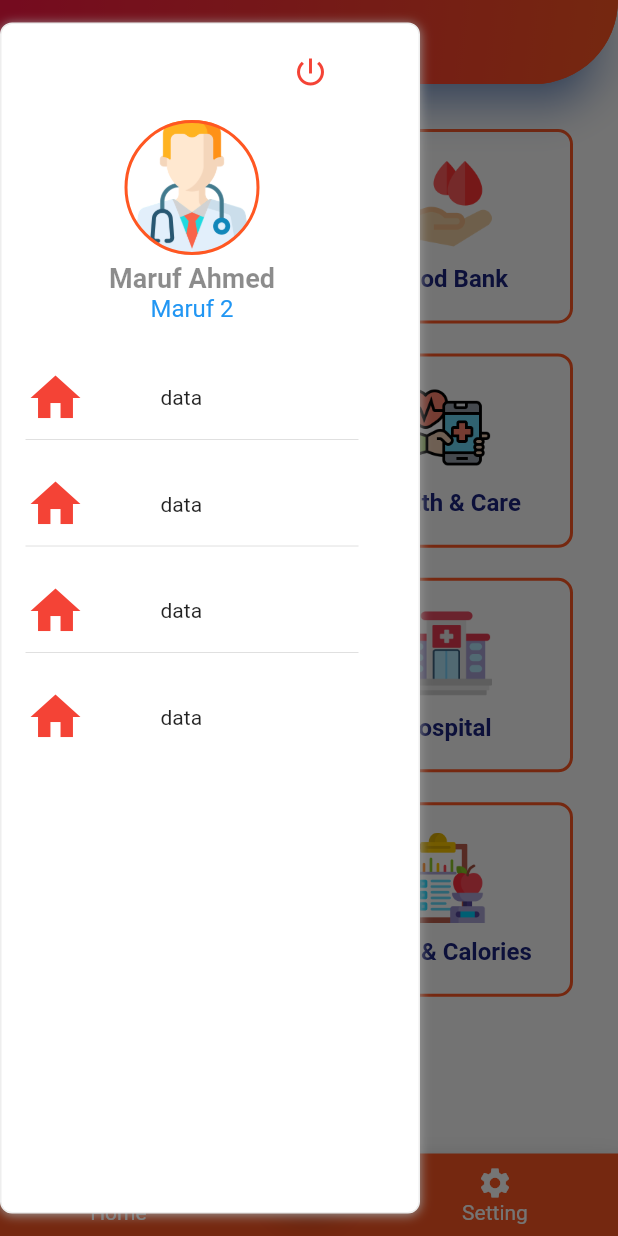
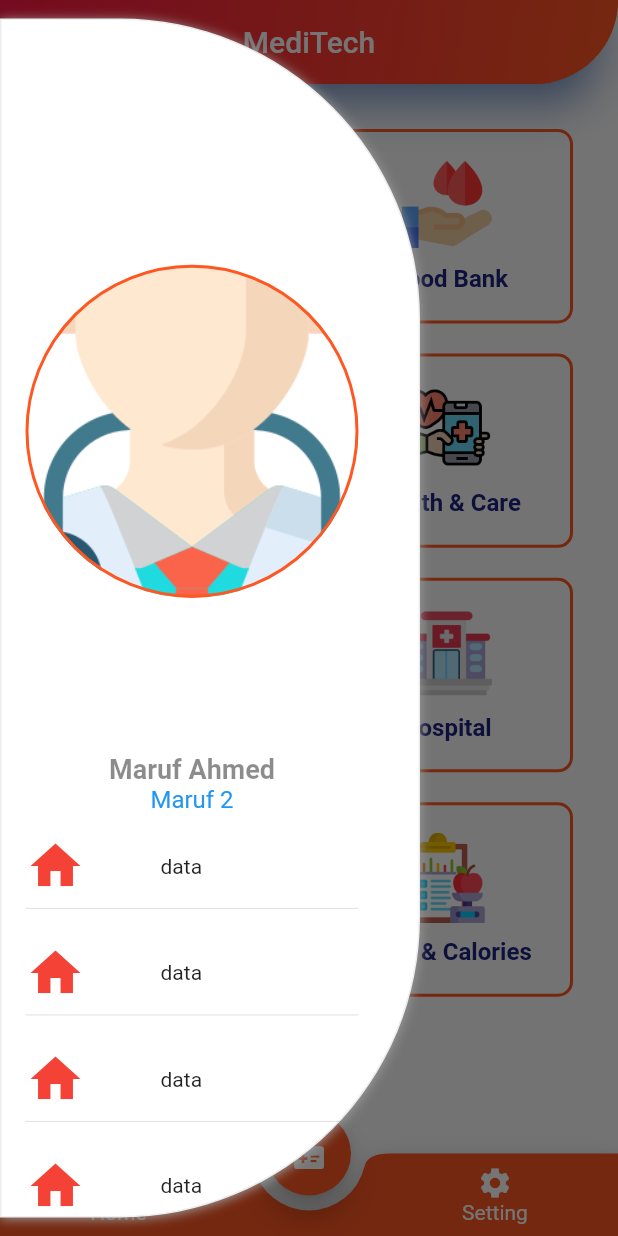
Before and after one commit to marufahmedofficial/MediTech_project_UITS, a Flutter app: the screen it shows after launch, with the side drawer open, on a phone screen of 412 x 824 dp. Run offline on Flutter 3.47's test engine with Material 2 defaults, Android fonts, the phone set to English and light mode, and no system bars.

Commit message:
drawer change

```diff
--- a/lib/pages/homepage.dart
+++ b/lib/pages/homepage.dart
@@ -70,6 +70,7 @@ class _HomePageState extends State<HomePage> {
       ),
       drawer: (
           Container(
+
             clipBehavior: Clip.antiAliasWithSaveLayer,
         padding: const EdgeInsets.only(left: 16.0, right: 40),
         decoration: BoxDecoration(
@@ -78,6 +79,7 @@ class _HomePageState extends State<HomePage> {
             color: Colors.grey.shade200,
             width: 1,
           ),
+
           boxShadow: const [
             BoxShadow(
               color: Colors.grey,
@@ -85,7 +87,10 @@ class _HomePageState extends State<HomePage> {
               blurRadius: 6.0,
             ),
           ],
-          borderRadius: BorderRadius.circular(8),
+          borderRadius: BorderRadius.only(
+            topRight: Radius.circular(200),
+            bottomRight: Radius.circular(200),
+          ),
         ),
         width: 280,
         child: SafeArea(
@@ -108,8 +113,8 @@ class _HomePageState extends State<HomePage> {
                   ),
                 ),
                 Container(
-                  height: 90,
-                  width: 90,
+                  height: MediaQuery.of(context).size.height * 0.51,
+                  // width: MediaQuery.of(context).size.width,
                   alignment: Alignment.center,
                   decoration: BoxDecoration(
                     shape: BoxShape.circle,
@@ -129,7 +134,7 @@ class _HomePageState extends State<HomePage> {
                 ),
                 Text('Maruf 2',
                     style: TextStyle(color: Colors.blue, fontSize: 16.0)),
-                const SizedBox(height: 30),
+                const SizedBox(height: 15),
                 Row(
                   children: [
                     Icon(
@@ -185,7 +190,7 @@ class _HomePageState extends State<HomePage> {
                     SizedBox(width: 50),
                     Text('data'),
                   ],
-                ),SizedBox(height: 310),
+                ),
               ],
             ),
           ),
```
